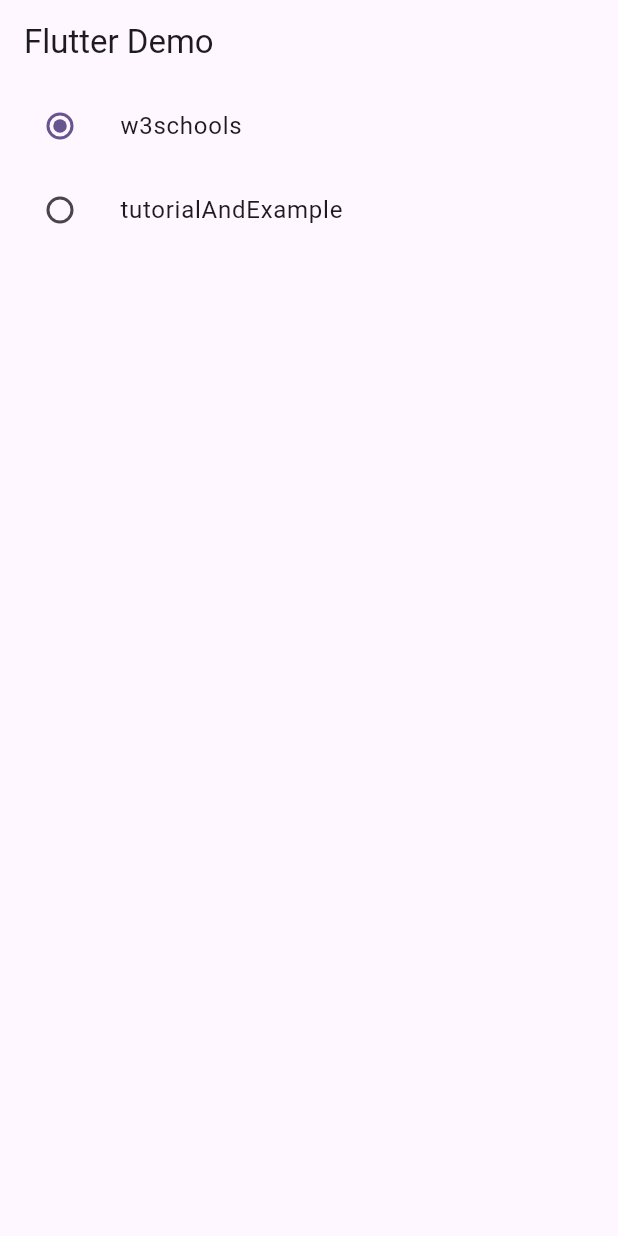
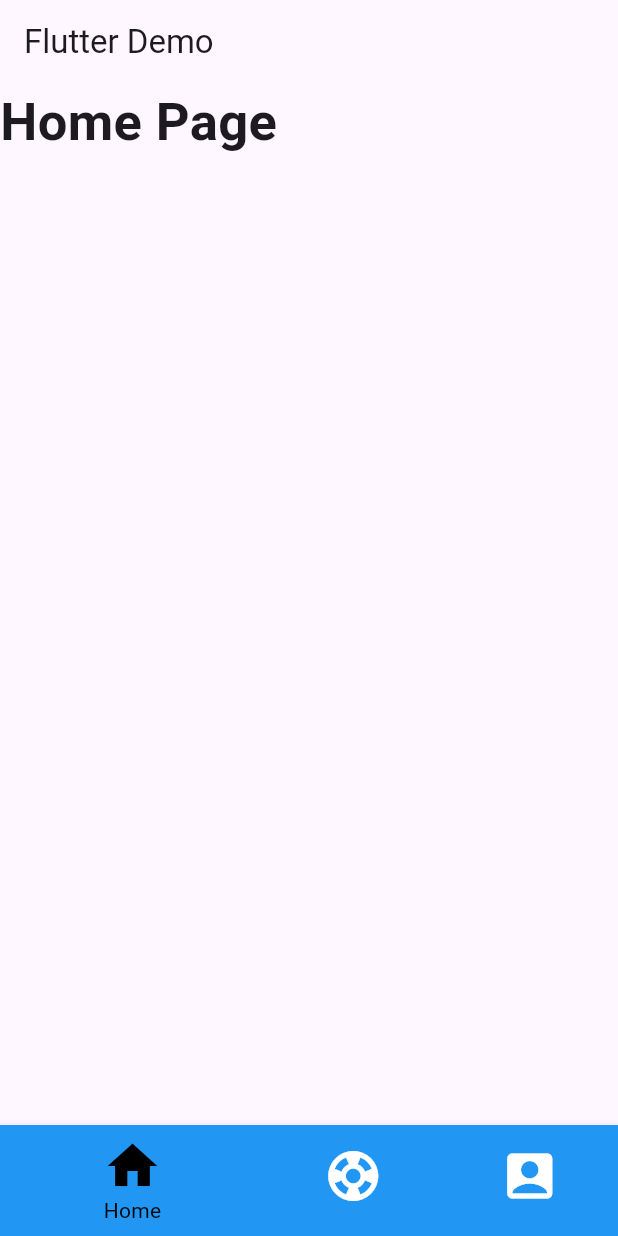
Before and after one commit to avnendv/flutter_widget_sample, a Flutter app: the screen it shows after launch, on a phone screen of 412 x 824 dp. Run offline on Flutter 3.47's test engine with Material 3 defaults, Android fonts, the phone set to English and light mode, and no system bars.

Commit message:
base bottom nav

```diff
--- a/lib/main.dart
+++ b/lib/main.dart
@@ -1,5 +1,5 @@
 import 'package:flutter/material.dart';
-import 'package:widget_example/my_custom_radio.dart';
+import 'package:widget_example/my_custom_bottomnav.dart';
 
 void main() {
   runApp(const MyApp());
@@ -21,7 +21,7 @@ class MyApp extends StatelessWidget {
           appBar: AppBar(
             title: const Text('Flutter Demo'),
           ),
-          body: const MyCustomRadio()),
+          body: const MyCustomBottomNavigation()),
     );
   }
 }
--- /dev/null
+++ b/lib/my_custom_bottomnav.dart
@@ -0,0 +1,69 @@
+import 'package:flutter/material.dart';
+
+class MyCustomBottomNavigation extends StatefulWidget {
+  const MyCustomBottomNavigation({super.key});
+
+  @override
+  State<MyCustomBottomNavigation> createState() =>
+      _MyCustomBottomNavigationState();
+}
+
+class _MyCustomBottomNavigationState extends State<MyCustomBottomNavigation> {
+  int _selectedIndex = 0;
+  static const List<Widget> _widgetOptions = [
+    Text(
+      'Home Page',
+      style: TextStyle(fontSize: 35.0, fontWeight: FontWeight.bold),
+    ),
+    Text(
+      'Support Page',
+      style: TextStyle(fontSize: 35.0, fontWeight: FontWeight.bold),
+    ),
+    Text(
+      'Account Page',
+      style: TextStyle(fontSize: 35.0, fontWeight: FontWeight.bold),
+    ),
+  ];
+
+  void _onItemTapped(int index) {
+    setState(() {
+      _selectedIndex = index;
+    });
+  }
+
+  @override
+  Widget build(BuildContext context) {
+    return Scaffold(
+      body: _widgetOptions.elementAt(_selectedIndex),
+      bottomNavigationBar: BottomNavigationBar(
+        items: const [
+          BottomNavigationBarItem(
+            icon: Icon(Icons.home),
+            label: 'Home',
+            tooltip: 'Home',
+            backgroundColor: Colors.blue,
+          ),
+          BottomNavigationBarItem(
+            icon: Icon(Icons.support),
+            label: 'Support',
+            tooltip: 'Support',
+            backgroundColor: Colors.blue,
+          ),
+          BottomNavigationBarItem(
+            icon: Icon(Icons.account_box),
+            label: 'Account',
+            tooltip: 'Account',
+            backgroundColor: Colors.blue,
+          ),
+        ],
+        type: BottomNavigationBarType.shifting,
+        currentIndex: _selectedIndex,
+        selectedItemColor: Colors.black,
+        unselectedItemColor: Colors.white,
+        iconSize: 40,
+        onTap: _onItemTapped,
+        elevation: 5,
+      ),
+    );
+  }
+}
```
